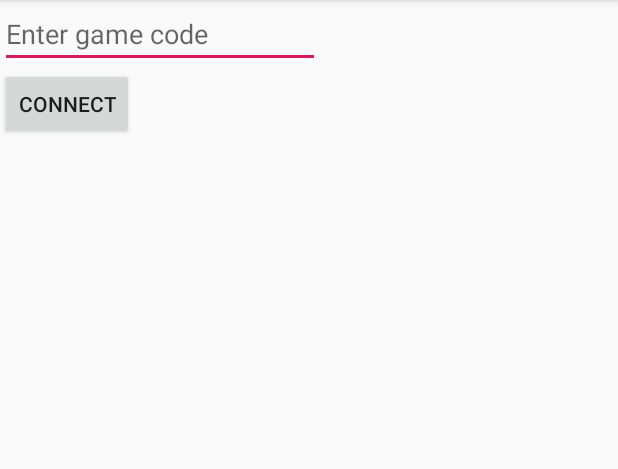
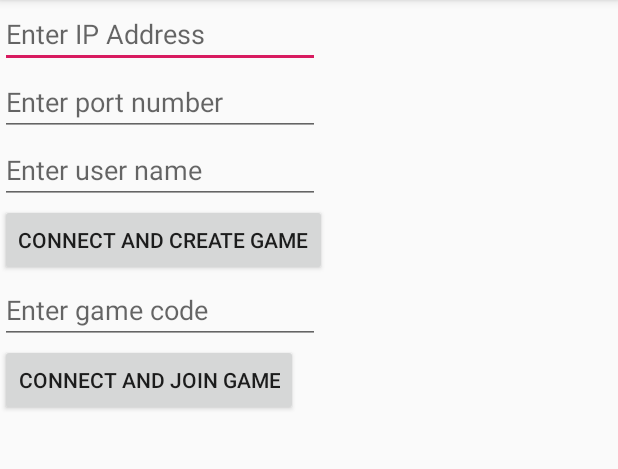
Before and after one commit to joshchua/qr-code-games, an Android app: the screen it shows after launch (ConnectActivity), on a phone screen of 412 x 824 dp, the part 84-553 px from its top. Run offline under Robolectric (Android 15) with nearby library versions, the phone set to English and light mode, and no system bars; 1 statement that could not run was skipped.

Commit message:
in progress registration screen, needing fixes with started service and kryonet listeners on the client side

```diff
--- a/Client/app/src/main/java/gvsu/chua_hoffmann_strasler/qrcodegames/androidclient/connect/ConnectActivity.java
+++ b/Client/app/src/main/java/gvsu/chua_hoffmann_strasler/qrcodegames/androidclient/connect/ConnectActivity.java
@@ -7,6 +7,8 @@ import gvsu.chua_hoffmann_strasler.qrcodegames.androidclient.R;
 import gvsu.chua_hoffmann_strasler.qrcodegames.androidclient.util.ActivityUtils;
 
 public class ConnectActivity extends AppCompatActivity {
+
+    private ConnectContract.Presenter mPresenter;
 
     @Override
     protected void onCreate(Bundle savedInstanceState) {
@@ -20,5 +22,7 @@ public class ConnectActivity extends AppCompatActivity {
             ActivityUtils.addFragmentToActivity(getSupportFragmentManager(),
                     connectFragment, R.id.contentFrame);
         }
+
+        mPresenter = new ConnectPresenter(connectFragment);
     }
 }
--- a/Client/app/src/main/java/gvsu/chua_hoffmann_strasler/qrcodegames/androidclient/connect/ConnectContract.java
+++ b/Client/app/src/main/java/gvsu/chua_hoffmann_strasler/qrcodegames/androidclient/connect/ConnectContract.java
@@ -5,10 +5,16 @@ import gvsu.chua_hoffmann_strasler.qrcodegames.androidclient.BaseView;
 
 public interface ConnectContract {
     interface View extends BaseView<Presenter> {
-
+        void sendCreateGameRequest(String ip, int port, String userName, int game);
+        void sendJoinGameRequest(String ip, int port, String userName, String gameCode);
+        void showError(String name);
     }
 
     interface Presenter extends BasePresenter {
-
+        boolean isValidIPAddress(String ip);
+        boolean isValidPort(String port);
+        boolean isValidGame(String game);
+        void joinGame(String ip, String port, String userName, String gameCode);
+        void createGame(String ip, String port, String userName, String game);
     }
 }
--- a/Client/app/src/main/java/gvsu/chua_hoffmann_strasler/qrcodegames/androidclient/connect/ConnectFragment.java
+++ b/Client/app/src/main/java/gvsu/chua_hoffmann_strasler/qrcodegames/androidclient/connect/ConnectFragment.java
@@ -13,6 +13,7 @@ import android.view.LayoutInflater;
 import android.view.View;
 import android.view.ViewGroup;
 import android.widget.Button;
+import android.widget.EditText;
 import android.widget.Toast;
 
 import gvsu.chua_hoffmann_strasler.qrcodegames.androidclient.R;
@@ -49,8 +50,7 @@ public class ConnectFragment extends Fragment implements ConnectContract.View {
     @Override
     public void onStart() {
         super.onStart();
-        Intent intent = new Intent(getActivity(), ClientService.class);
-        getActivity().bindService(intent, mConnection, Context.BIND_AUTO_CREATE);
+        startClientService();
     }
 
     @Override
@@ -72,21 +72,64 @@ public class ConnectFragment extends Fragment implements ConnectContract.View {
         }
     };
 
+    private void startClientService() {
+        if (!mBound) {
+            Intent intent = new Intent(getActivity(), ClientService.class);
+            //getActivity().startService(intent);
+            getActivity().bindService(intent, mConnection, Context.BIND_AUTO_CREATE);
+        }
+    }
+
+    @Override
+    public void sendCreateGameRequest(String ip, int port, String userName, int game) {
+
+        mService.connectAndCreateGame(userName, game, ip, port);
+    }
+
+    @Override
+    public void sendJoinGameRequest(String ip, int port, String userName, String gameCode) {
+        startClientService();
+        mService.connectAndJoinGame(userName, gameCode, ip, port);
+    }
+
+    @Override
+    public void showError(String name) {
+
+    }
+
     @Nullable
     @Override
     public View onCreateView(LayoutInflater inflater, ViewGroup container,
                              Bundle savedInstanceState) {
-        View root = inflater.inflate(R.layout.fragment_connect, container, false);
+        final View root = inflater.inflate(R.layout.fragment_connect, container, false);
 
-        Button btnConnect = root.findViewById(R.id.btn_connect);
+        Button btnCreateGame = root.findViewById(R.id.btn_createGame);
 
-        btnConnect.setOnClickListener(new View.OnClickListener() {
+        btnCreateGame.setOnClickListener(new View.OnClickListener() {
             @Override
             public void onClick(View v) {
-                mService.test();
+                EditText txtIp = root.findViewById(R.id.editText_ipAddress);
+                String ip = txtIp.getText().toString();
+
+                EditText txtPort = root.findViewById(R.id.editText_port);
+                String port = txtPort.getText().toString();
+
+                EditText txtUserName = root.findViewById(R.id.editText_userName);
+                String userName = txtUserName.getText().toString();
+
+                String game = "0";
+
+                mPresenter.createGame(ip, port, userName, game);
             }
         });
 
         return root;
     }
+
+    @Override
+    public void onDestroy() {
+        super.onDestroy();
+
+        getActivity().unbindService(mConnection);
+    }
 }
--- a/Client/app/src/main/res/layout/fragment_connect.xml
+++ b/Client/app/src/main/res/layout/fragment_connect.xml
@@ -5,17 +5,38 @@
     android:layout_height="match_parent"
     android:orientation="vertical"
     tools:context=".connect.ConnectFragment">
-    <!-- TODO: Update blank fragment layout -->
+    <EditText
+        android:id="@+id/editText_ipAddress"
+        android:layout_width="wrap_content"
+        android:layout_height="wrap_content"
+        android:ems="10"
+        android:hint="Enter IP Address"/>
+    <EditText
+        android:id="@+id/editText_port"
+        android:layout_width="wrap_content"
+        android:layout_height="wrap_content"
+        android:ems="10"
+        android:hint="Enter port number"/>
+    <EditText
+        android:id="@+id/editText_userName"
+        android:layout_width="wrap_content"
+        android:layout_height="wrap_content"
+        android:ems="10"
+        android:hint="Enter user name"/>
+    <Button
+        android:id="@+id/btn_createGame"
+        android:layout_width="wrap_content"
+        android:layout_height="wrap_content"
+        android:text="Connect and Create Game" />
     <EditText
         android:id="@+id/editText_gameCode"
         android:layout_width="wrap_content"
         android:layout_height="wrap_content"
         android:ems="10"
-        android:inputType="textPersonName"
         android:hint="Enter game code"/>
     <Button
-        android:id="@+id/btn_connect"
+        android:id="@+id/btn_joinGame"
         android:layout_width="wrap_content"
         android:layout_height="wrap_content"
-        android:text="Connect" />
+        android:text="Connect and Join Game" />
 </LinearLayout>
```
Also changed, not shown: Client/app/src/main/java/gvsu/chua_hoffmann_strasler/qrcodegames/androidclient/connect/ConnectPresenter.java (+61 -1 lines), Client/app/src/main/java/gvsu/chua_hoffmann_strasler/qrcodegames/androidclient/data/ClientService.java (+18 -20 lines), Client/app/src/main/java/gvsu/chua_hoffmann_strasler/qrcodegames/androidclient/data/Network.java (+8 -0 lines), Server/src/main/java/QRCodeGameServer.java (+8 -10 lines), Server/src/main/java/data/Network.java (+23 -5 lines), 1 other file.
